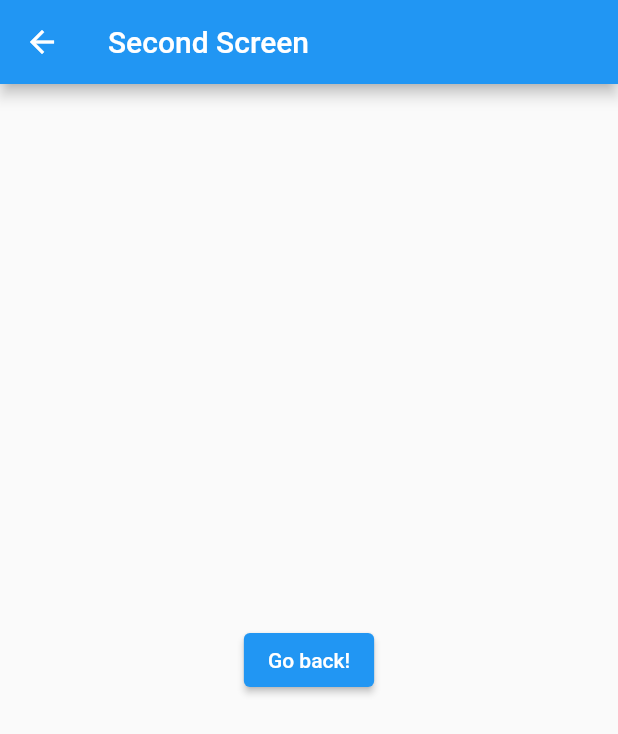
After one commit to phanthang1994/600_tu_app, a Flutter app: the SecondScreen screen opened directly, on a phone screen of 412 x 824 dp. The commit adds this screen. Shown: the top 734 px of the screen. Run offline on Flutter 3.47's test engine with Material 2 defaults, Android fonts, the phone set to English and light mode, and no system bars; our stand-ins replace flutter_riverpod.

Commit message:
change name files

```diff
--- a/lib/Constant/constants.dart
+++ b/lib/Constant/constants.dart
@@ -1,7 +1,7 @@
 import 'package:flutter/material.dart';
-import '../Screens/HomeMenu.dart';
-import '../Screens/ProductsMenu.dart';
-import '../Screens/ProfileMenu.dart';
+import '../Screens/home_henu.dart';
+import '../Screens/products_menu.dart';
+import '../Screens/profile_menu.dart';
 import '../Widgets/MenuItem.dart';
 import '../provider.dart';
 
--- a/lib/Screens/HomeMenu.dart
+++ b/lib/Screens/home_henu.dart
@@ -3,8 +3,8 @@ import 'package:flutter/rendering.dart';
 
 
 import '../Constant/constants.dart';
-import 'FeedDetailWidget.dart';
-import 'HomeFeed.dart';
+import 'feed_detail_widget.dart';
+import 'home_feed.dart';
 class HomeMenu extends StatelessWidget {
   const HomeMenu({Key? key}) : super(key: key);
 
--- /dev/null
+++ b/lib/Screens/second_screen.dart
@@ -0,0 +1,21 @@
+import 'package:flutter/material.dart';
+class SecondScreen extends StatelessWidget {
+  const SecondScreen({super.key});
+
+  @override
+  Widget build(BuildContext context) {
+    return Scaffold(
+      appBar: AppBar(
+        title: const Text('Second Screen'),
+      ),
+      body: Center(
+        child: ElevatedButton(
+          onPressed: () {
+            Navigator.pop(context);
+          },
+          child: const Text('Go back!'),
+        ),
+      ),
+    );
+  }
+}
--- a/lib/bottom_works_with_riverpod/hide_show_bottom_nav_done.dart
+++ b/lib/bottom_works_with_riverpod/hide_show_bottom_nav_done.dart
@@ -3,9 +3,9 @@ import 'package:flutter/rendering.dart';
 import 'package:flutter_riverpod/flutter_riverpod.dart';
 
 import '../Constant/constants.dart';
+import '../Screens/second_screen.dart';
 import '../provider.dart';
-import '../show_hide_bottom_nav/bottom_and_name_route.dart';
-// https://github.com/Bytx-youtube/scrolltohide/blob/main/lib/mainscreen.dart
+
 //https://www.youtube.com/watch?v=FJrtlsMNS-0
 void main() {
   runApp(
--- a/lib/bottom_works_with_riverpod/home_screen.dart
+++ b/lib/bottom_works_with_riverpod/home_screen.dart
@@ -2,8 +2,9 @@ import 'package:flutter/material.dart';
 import 'package:flutter_riverpod/flutter_riverpod.dart';
 
 import '../Constant/bottom_bodies.dart';
+import '../Screens/second_screen.dart';
 import '../provider.dart';
-import '../show_hide_bottom_nav/bottom_and_name_route.dart';
+
 void main() {
   runApp(
     ProviderScope(child: MaterialApp(
```
Also changed, not shown: lib/Screens/feed_detail_widget.dart (renamed from lib/Screens/FeedDetailWidget.dart), lib/Screens/home_feed.dart (renamed from lib/Screens/HomeFeed.dart), lib/Screens/products_menu.dart (renamed from lib/Screens/ProductsMenu.dart), lib/Screens/profile_menu.dart (renamed from lib/Screens/ProfileMenu.dart).
